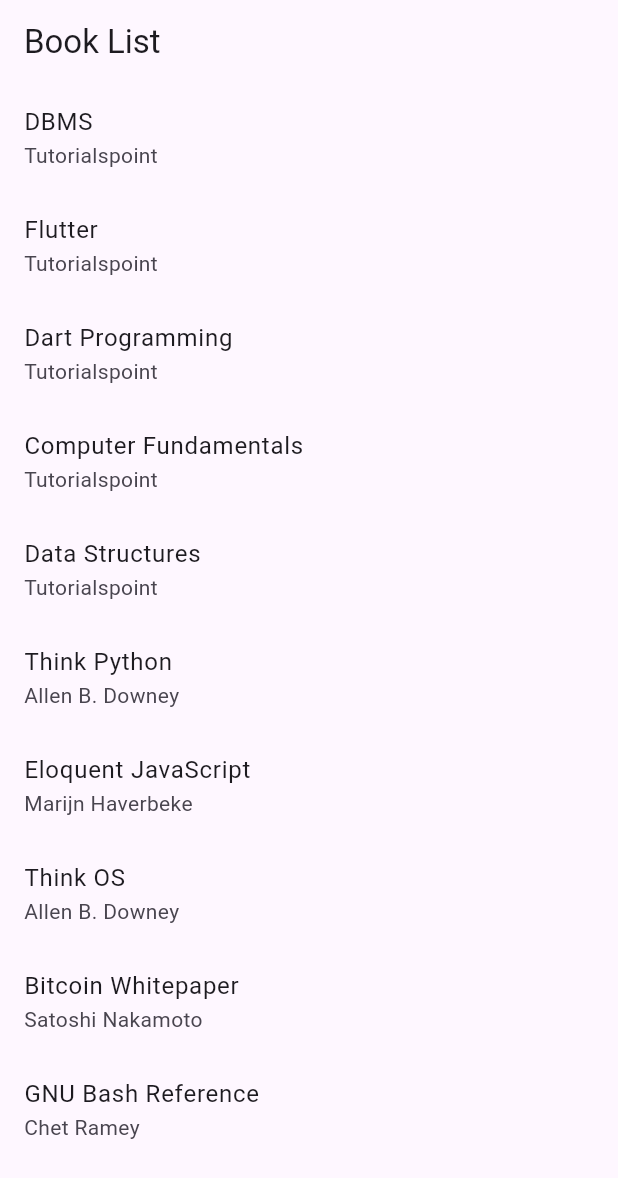
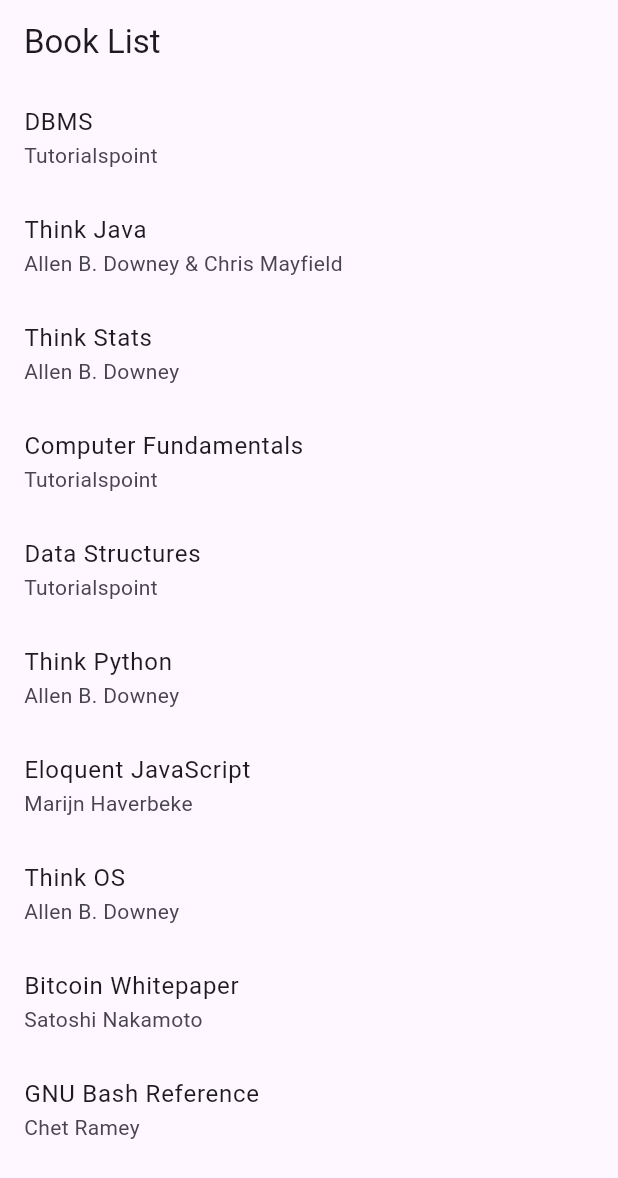
Before and after one commit to amengpw/Tugas-Individu_Pertemuan6_Pemrograman-Mobile, a Flutter app: the screen it shows after launch, on a phone screen of 412 x 824 dp. Shown: the top 1178 px of the screen. Run offline on Flutter 3.47's test engine with Material 3 defaults, Android fonts, the phone set to English and light mode, and no system bars; missing offline and left inert: syncfusion_flutter_pdfviewer.

Commit message:
Fiksasi tugas pertemuan 6

```diff
--- a/lib/main.dart
+++ b/lib/main.dart
@@ -17,28 +17,29 @@
       'author': 'Tutorialspoint',
       'description':
           'Database Management System or DBMS in short refers to the technology of storing and retrieving users’ data with utmost efficiency along with appropriate secuity measures.',
-      'pdfUrl': 'https://greenteapress.com/thinkpython2/thinkpython2.pdf'
+      'pdfUrl': 'https://www.tutorialspoint.com/dbms/dbms_tutorial.pdf'
     },
     {
-      'title': 'Flutter',
-      'author': 'Tutorialspoint',
+      'title': 'Think Java',
+      'author': 'Allen B. Downey & Chris Mayfield',
       'description':
-          'Flutter is an open source framework to create high quality, high performance mobile applications across mobile operating systems - Android and iOS.',
+          'Panduan belajar pemrograman berorientasi objek menggunakan bahasa Java.',
       'pdfUrl': 'https://greenteapress.com/thinkjava7/thinkjava.pdf'
     },
     {
-      'title': 'Dart Programming',
-      'author': 'Tutorialspoint',
+      'title': 'Think Stats',
+      'author': 'Allen B. Downey',
       'description':
-          'Dart is an open-source general-purpose programming language. It is originally developed Google and later approved as a standard by ECMA.',
-      'pdfUrl': 'https://eloquentjavascript.net/Eloquent_JavaScript.pdf'
+          'Belajar probabilitas dan statistik dasar menggunakan kode pemrograman Python.',
+      'pdfUrl': 'https://greenteapress.com/thinkstats2/thinkstats2.pdf'
     },
     {
       'title': 'Computer Fundamentals',
       'author': 'Tutorialspoint',
       'description':
           'Computer is an advanced electronic device that takes raw data as an input from the user and processes it under the control of a set of instructions.',
-      'pdfUrl': 'https://greenteapress.com/thinkos/thinkos.pdf'
+      'pdfUrl':
+          'https://www.tutorialspoint.com/computer_fundamentals/computer_fundamentals_tutorial.pdf'
     },
     {
       'title': 'Data Structures',
```
